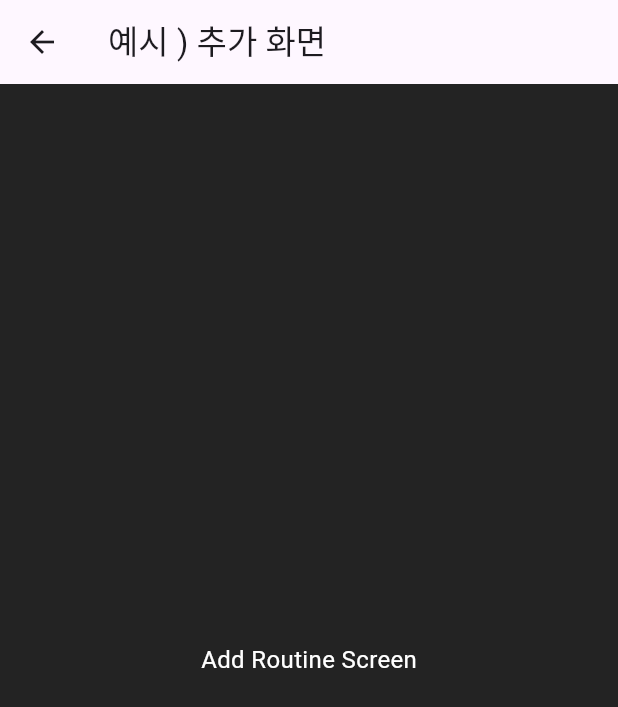
After one commit to imdanpinkman/projsixcuts, a Flutter app: the screen it shows after launch, after a tap on the "add" icon, on a phone screen of 412 x 824 dp. The commit adds this screen. Shown: the top 707 px of the screen. Run offline on Flutter 3.47's test engine with Material 3 defaults, Android fonts, the light colour scheme and no system bars.

Commit message:
12/11 홈화면 -> 추가화면 네비게이터

```diff
--- a/lib/home_screen.dart
+++ b/lib/home_screen.dart
@@ -455,6 +455,13 @@ class _HomeScreenState extends State<HomeScreen> {
         ),
       ),
 
+      floatingActionButton: FloatingActionButton(
+          onPressed: () {
+            Navigator.of(context).pushNamed('/addRoutine');
+          },
+          child: Icon(Icons.add)
+      ),
+
       bottomNavigationBar: BottomNavigationBar(
         items: [
           BottomNavigationBarItem(icon: Icon(Icons.home), label: 'home'),
--- a/lib/main.dart
+++ b/lib/main.dart
@@ -1,5 +1,6 @@
 import 'package:flutter/material.dart';
 
+import 'screen/add_routine/add_routine_screen.dart';
 import 'splash_screen.dart';
 import 'home_screen.dart';
 
@@ -20,6 +21,7 @@ void main() {
       routes: {
         '/splashScreen': (context) => SplashScreen(),
         '/homeScreen': (context) => HomeScreen(),
+        '/addRoutine': (context) => AddRoutineScreen(),
       },
     ),
   );
--- /dev/null
+++ b/lib/screen/add_routine/add_routine_screen.dart
@@ -0,0 +1,24 @@
+import 'package:flutter/material.dart';
+
+class AddRoutineScreen extends StatefulWidget {
+  const AddRoutineScreen({super.key});
+
+  @override
+  State<AddRoutineScreen> createState() => _AddRoutineScreenState();
+}
+
+class _AddRoutineScreenState extends State<AddRoutineScreen> {
+  @override
+  Widget build(BuildContext context) {
+    return Scaffold(
+      appBar: AppBar(
+        title: Text('예시 ) 추가 화면 '),
+      ),
+      body: Container(
+        child: Center(
+          child: Text('Add Routine Screen'),
+        ),
+      ),
+    );
+  }
+}
```
Also changed, not shown: lib/ex_splash_screen.dart (deleted, +0 -19 lines), lib/routes.dart (deleted, +0 -10 lines).
